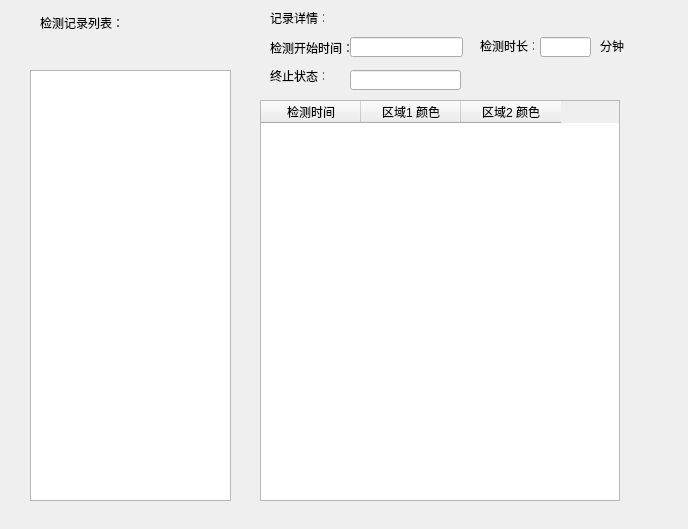
Above: ColorDetect/ColorDetect/DataDlg.ui from seafrog1984/ColorDetect before the change. Below: the same form after it.
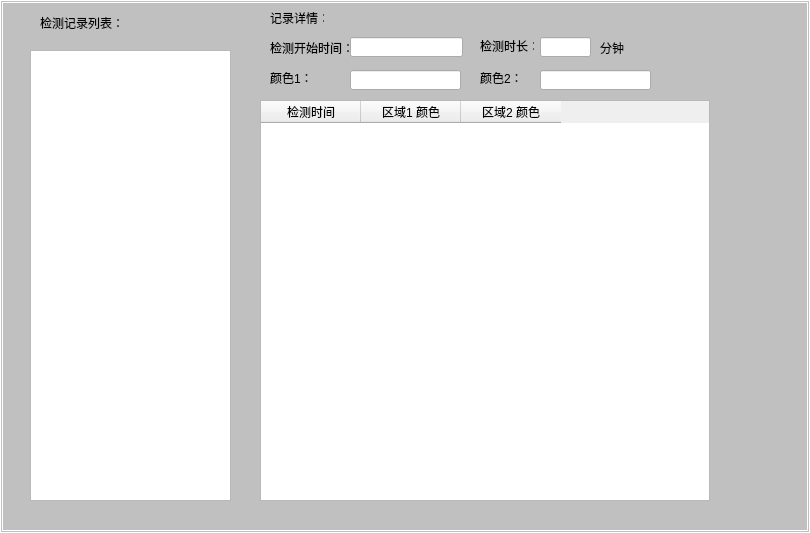
That is the form after the change.

Patch:
```diff
--- a/ColorDetect/ColorDetect/DataDlg.ui
+++ b/ColorDetect/ColorDetect/DataDlg.ui
@@ -6,13 +6,21 @@
    <rect>
     <x>0</x>
     <y>0</y>
-    <width>688</width>
-    <height>529</height>
+    <width>810</width>
+    <height>533</height>
    </rect>
   </property>
   <property name="windowTitle">
    <string>检测记录查询</string>
   </property>
+  <property name="styleSheet">
+   <string notr="true">QWidget#DataDlg{
+background-color: rgb(192, 192, 192);
+border-width:3px;
+border-style: double;
+border-color:rgb(255,255,255);
+}</string>
+  </property>
   <widget class="QLabel" name="label">
    <property name="geometry">
     <rect>
@@ -44,7 +52,7 @@
     <rect>
      <x>260</x>
      <y>100</y>
-     <width>360</width>
+     <width>450</width>
      <height>401</height>
     </rect>
    </property>
@@ -115,8 +123,8 @@
     <rect>
      <x>600</x>
      <y>40</y>
-     <width>54</width>
-     <height>12</height>
+     <width>31</width>
+     <height>16</height>
     </rect>
    </property>
    <property name="text">
@@ -127,13 +135,13 @@
    <property name="geometry">
     <rect>
      <x>270</x>
-     <y>70</y>
+     <y>72</y>
      <width>54</width>
      <height>12</height>
     </rect>
    </property>
    <property name="text">
-    <string>终止状态：</string>
+    <string>颜色1：</string>
    </property>
   </widget>
   <widget class="QLineEdit" name="check_state">
@@ -150,12 +158,38 @@
    <property name="geometry">
     <rect>
      <x>30</x>
-     <y>70</y>
+     <y>50</y>
      <width>201</width>
-     <height>431</height>
+     <height>451</height>
     </rect>
    </property>
   </widget>
+  <widget class="QLineEdit" name="check_state_2">
+   <property name="geometry">
+    <rect>
+     <x>540</x>
+     <y>70</y>
+     <width>111</width>
+     <height>20</height>
+    </rect>
+   </property>
+   <property name="text">
+    <string/>
+   </property>
+  </widget>
+  <widget class="QLabel" name="label_7">
+   <property name="geometry">
+    <rect>
+     <x>480</x>
+     <y>72</y>
+     <width>54</width>
+     <height>12</height>
+    </rect>
+   </property>
+   <property name="text">
+    <string>颜色2：</string>
+   </property>
+  </widget>
  </widget>
  <layoutdefault spacing="6" margin="11"/>
  <resources/>
```
